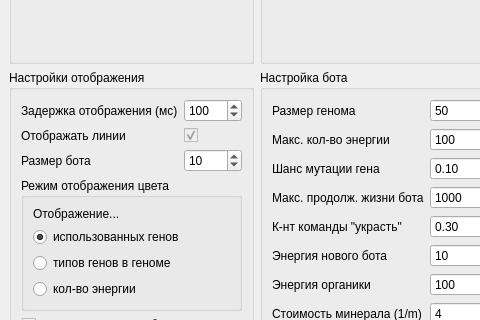
Before: the Qt Designer form mainwindow.ui in TomasGlgg/QGenetic, drawn with Qt 5; both pictures show x 0 to 480 and y 192 to 512 of the 1226 by 665 pixel window.
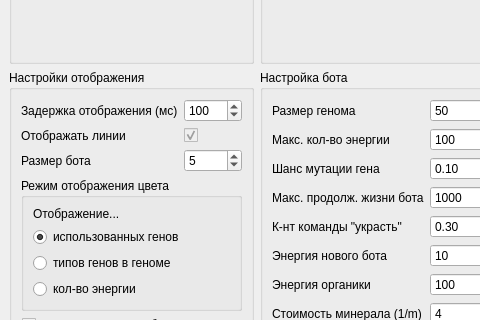
After: the same form once the commit is applied. Custom widgets are drawn as their Qt base class.

Diff of the .ui file:
```diff
--- a/mainwindow.ui
+++ b/mainwindow.ui
@@ -281,7 +281,7 @@
           <number>1</number>
          </property>
          <property name="value">
-          <number>10</number>
+          <number>5</number>
          </property>
         </widget>
        </item>
```
